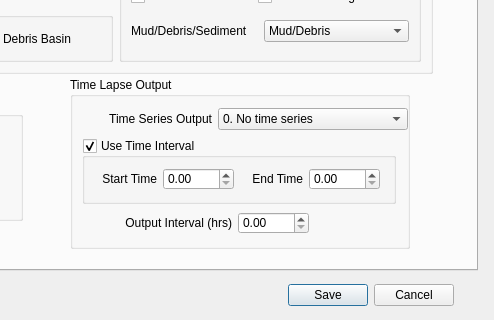
FLO-2DSoftware/qgis-flo-2d-plugin, file flo2d/ui/cont_toler_jj.ui: the form before one commit; both pictures show x 349 to 843 and y 390 to 710 of the 843 by 710 pixel window.
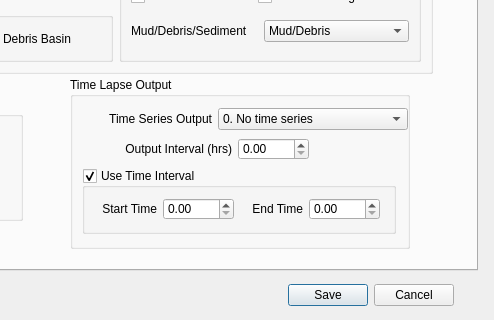
The form after the commit.

Commit message: Move up 'output interval' in time lapse output in CONT dialog

```diff
--- a/flo2d/ui/cont_toler_jj.ui
+++ b/flo2d/ui/cont_toler_jj.ui
@@ -1440,150 +1440,6 @@
        </layout>
       </item>
       <item row="1" column="0">
-       <widget class="QGroupBox" name="use_time_interval_grp">
-        <property name="sizePolicy">
-         <sizepolicy hsizetype="Fixed" vsizetype="Fixed">
-          <horstretch>0</horstretch>
-          <verstretch>0</verstretch>
-         </sizepolicy>
-        </property>
-        <property name="minimumSize">
-         <size>
-          <width>314</width>
-          <height>66</height>
-         </size>
-        </property>
-        <property name="maximumSize">
-         <size>
-          <width>314</width>
-          <height>66</height>
-         </size>
-        </property>
-        <property name="title">
-         <string>Use Time Interval</string>
-        </property>
-        <property name="checkable">
-         <bool>true</bool>
-        </property>
-        <layout class="QGridLayout" name="gridLayout_21">
-         <item row="0" column="0">
-          <layout class="QHBoxLayout" name="horizontalLayout_3">
-           <item>
-            <widget class="QLabel" name="label">
-             <property name="sizePolicy">
-              <sizepolicy hsizetype="Fixed" vsizetype="Fixed">
-               <horstretch>0</horstretch>
-               <verstretch>0</verstretch>
-              </sizepolicy>
-             </property>
-             <property name="minimumSize">
-              <size>
-               <width>60</width>
-               <height>0</height>
-              </size>
-             </property>
-             <property name="maximumSize">
-              <size>
-               <width>60</width>
-               <height>16777215</height>
-              </size>
-             </property>
-             <property name="text">
-              <string>Start Time</string>
-             </property>
-             <property name="alignment">
-              <set>Qt::AlignRight|Qt::AlignTrailing|Qt::AlignVCenter</set>
-             </property>
-            </widget>
-           </item>
-           <item>
-            <widget class="QDoubleSpinBox" name="STARTIMTEP">
-             <property name="sizePolicy">
-              <sizepolicy hsizetype="Fixed" vsizetype="Fixed">
-               <horstretch>0</horstretch>
-               <verstretch>0</verstretch>
-              </sizepolicy>
-             </property>
-             <property name="minimumSize">
-              <size>
-               <width>71</width>
-               <height>22</height>
-              </size>
-             </property>
-             <property name="maximumSize">
-              <size>
-               <width>71</width>
-               <height>22</height>
-              </size>
-             </property>
-             <property name="toolTip">
-              <string>STARTIMTEP</string>
-             </property>
-            </widget>
-           </item>
-          </layout>
-         </item>
-         <item row="0" column="1">
-          <layout class="QHBoxLayout" name="horizontalLayout_4">
-           <item>
-            <widget class="QLabel" name="label_2">
-             <property name="sizePolicy">
-              <sizepolicy hsizetype="Fixed" vsizetype="Fixed">
-               <horstretch>0</horstretch>
-               <verstretch>0</verstretch>
-              </sizepolicy>
-             </property>
-             <property name="minimumSize">
-              <size>
-               <width>60</width>
-               <height>0</height>
-              </size>
-             </property>
-             <property name="maximumSize">
-              <size>
-               <width>60</width>
-               <height>16777215</height>
-              </size>
-             </property>
-             <property name="text">
-              <string>End Time</string>
-             </property>
-             <property name="alignment">
-              <set>Qt::AlignRight|Qt::AlignTrailing|Qt::AlignVCenter</set>
-             </property>
-            </widget>
-           </item>
-           <item>
-            <widget class="QDoubleSpinBox" name="ENDTIMTEP">
-             <property name="sizePolicy">
-              <sizepolicy hsizetype="Fixed" vsizetype="Fixed">
-               <horstretch>0</horstretch>
-               <verstretch>0</verstretch>
-              </sizepolicy>
-             </property>
-             <property name="minimumSize">
-              <size>
-               <width>71</width>
-               <height>22</height>
-              </size>
-             </property>
-             <property name="maximumSize">
-              <size>
-               <width>71</width>
-               <height>22</height>
-              </size>
-             </property>
-             <property name="toolTip">
-              <string>ENDTIMTEP</string>
-             </property>
-            </widget>
-           </item>
-          </layout>
-         </item>
-        </layout>
-       </widget>
-      </item>
-      <item row="2" column="0">
        <layout class="QHBoxLayout" name="horizontalLayout_9">
         <item>
          <layout class="QHBoxLayout" name="horizontalLayout_7">
@@ -1669,6 +1525,150 @@
         </item>
        </layout>
       </item>
+      <item row="2" column="0">
+       <widget class="QGroupBox" name="use_time_interval_grp">
+        <property name="sizePolicy">
+         <sizepolicy hsizetype="Fixed" vsizetype="Fixed">
+          <horstretch>0</horstretch>
+          <verstretch>0</verstretch>
+         </sizepolicy>
+        </property>
+        <property name="minimumSize">
+         <size>
+          <width>314</width>
+          <height>66</height>
+         </size>
+        </property>
+        <property name="maximumSize">
+         <size>
+          <width>314</width>
+          <height>66</height>
+         </size>
+        </property>
+        <property name="title">
+         <string>Use Time Interval</string>
+        </property>
+        <property name="checkable">
+         <bool>true</bool>
+        </property>
+        <layout class="QGridLayout" name="gridLayout_21">
+         <item row="0" column="0">
+          <layout class="QHBoxLayout" name="horizontalLayout_3">
+           <item>
+            <widget class="QLabel" name="label">
+             <property name="sizePolicy">
+              <sizepolicy hsizetype="Fixed" vsizetype="Fixed">
+               <horstretch>0</horstretch>
+               <verstretch>0</verstretch>
+              </sizepolicy>
+             </property>
+             <property name="minimumSize">
+              <size>
+               <width>60</width>
+               <height>0</height>
+              </size>
+             </property>
+             <property name="maximumSize">
+              <size>
+               <width>60</width>
+               <height>16777215</height>
+              </size>
+             </property>
+             <property name="text">
+              <string>Start Time</string>
+             </property>
+             <property name="alignment">
+              <set>Qt::AlignRight|Qt::AlignTrailing|Qt::AlignVCenter</set>
+             </property>
+            </widget>
+           </item>
+           <item>
+            <widget class="QDoubleSpinBox" name="STARTIMTEP">
+             <property name="sizePolicy">
+              <sizepolicy hsizetype="Fixed" vsizetype="Fixed">
+               <horstretch>0</horstretch>
+               <verstretch>0</verstretch>
+              </sizepolicy>
+             </property>
+             <property name="minimumSize">
+              <size>
+               <width>71</width>
+               <height>22</height>
+              </size>
+             </property>
+             <property name="maximumSize">
+              <size>
+               <width>71</width>
+               <height>22</height>
+              </size>
+             </property>
+             <property name="toolTip">
+              <string>STARTIMTEP</string>
+             </property>
+            </widget>
+           </item>
+          </layout>
+         </item>
+         <item row="0" column="1">
+          <layout class="QHBoxLayout" name="horizontalLayout_4">
+           <item>
+            <widget class="QLabel" name="label_2">
+             <property name="sizePolicy">
+              <sizepolicy hsizetype="Fixed" vsizetype="Fixed">
+               <horstretch>0</horstretch>
+               <verstretch>0</verstretch>
+              </sizepolicy>
+             </property>
+             <property name="minimumSize">
+              <size>
+               <width>60</width>
+               <height>0</height>
+              </size>
+             </property>
+             <property name="maximumSize">
+              <size>
+               <width>60</width>
+               <height>16777215</height>
+              </size>
+             </property>
+             <property name="text">
+              <string>End Time</string>
+             </property>
+             <property name="alignment">
+              <set>Qt::AlignRight|Qt::AlignTrailing|Qt::AlignVCenter</set>
+             </property>
+            </widget>
+           </item>
+           <item>
+            <widget class="QDoubleSpinBox" name="ENDTIMTEP">
+             <property name="sizePolicy">
+              <sizepolicy hsizetype="Fixed" vsizetype="Fixed">
+               <horstretch>0</horstretch>
+               <verstretch>0</verstretch>
+              </sizepolicy>
+             </property>
+             <property name="minimumSize">
+              <size>
+               <width>71</width>
+               <height>22</height>
+              </size>
+             </property>
+             <property name="maximumSize">
+              <size>
+               <width>71</width>
+               <height>22</height>
+              </size>
+             </property>
+             <property name="toolTip">
+              <string>ENDTIMTEP</string>
+             </property>
+            </widget>
+           </item>
+          </layout>
+         </item>
+        </layout>
+       </widget>
+      </item>
      </layout>
     </widget>
    </widget>
```
